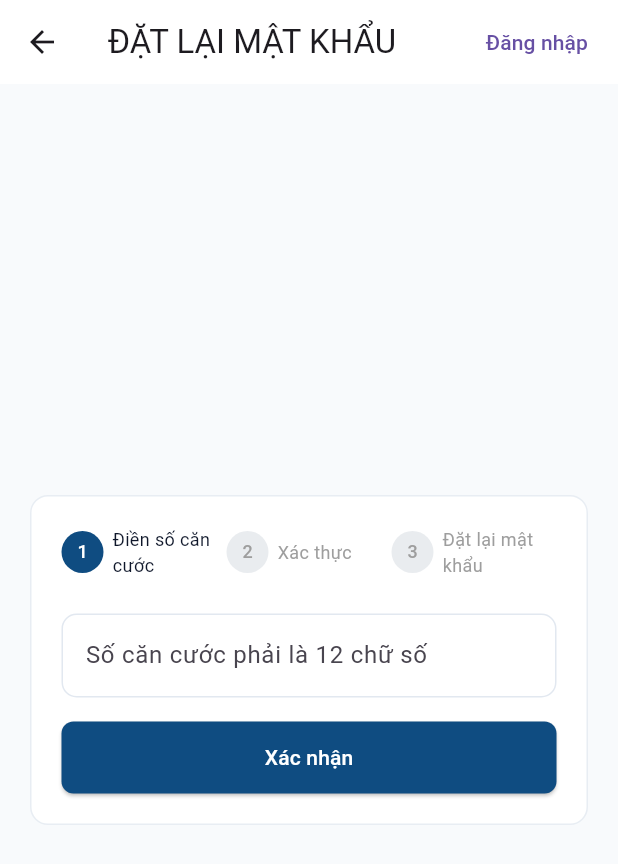
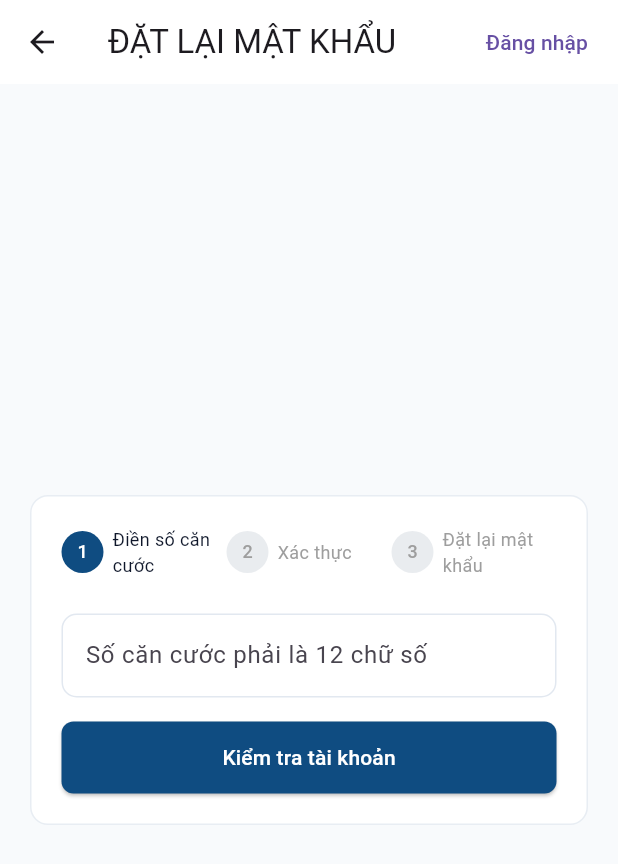
Before and after one commit to meodihia6071/AptechPrj4_MobileApp_EcoHome, a Flutter app: the ResetPasswordScreen screen opened directly, on a phone screen of 412 x 824 dp. Shown: the top 864 px of the screen. Run offline on Flutter 3.47's test engine with Material 3 defaults, Android fonts, the phone set to English and light mode, and no system bars.

Commit message:
feat(auth): improve password reset account flow

```diff
--- a/ecohome_app/lib/features/auth/presentation/screens/reset_password_screen.dart
+++ b/ecohome_app/lib/features/auth/presentation/screens/reset_password_screen.dart
@@ -26,6 +26,7 @@ class _ResetPasswordScreenState extends State<ResetPasswordScreen> {
   bool _loading = false;
   bool _hidePassword = true;
   bool _hideConfirm = true;
+  bool _accountExists = false;
   String _email = '';
   Timer? _timer;
 
@@ -55,6 +56,10 @@ class _ResetPasswordScreenState extends State<ResetPasswordScreen> {
       await action();
     } on ApiException catch (error) {
       if (mounted) _showMessage(error.message);
+    } catch (_) {
+      if (mounted) {
+        _showMessage('Đã xảy ra lỗi. Vui lòng kiểm tra kết nối và thử lại.');
+      }
     } finally {
       if (mounted) setState(() => _loading = false);
     }
@@ -65,12 +70,20 @@ class _ResetPasswordScreenState extends State<ResetPasswordScreen> {
     await _run(() async {
       final identity = _identityController.text.trim();
       final email = await _api.checkAccount(identity);
-      await _api.requestOtp(email);
       if (!mounted) return;
       setState(() {
         _email = email;
-        _step = 1;
+        _accountExists = true;
       });
+    });
+  }
+
+  Future<void> _startResetPassword() async {
+    if (!_accountExists || _email.isEmpty) return;
+    await _run(() async {
+      await _api.requestOtp(_email);
+      if (!mounted) return;
+      setState(() => _step = 1);
       _startTimer();
     });
   }
@@ -193,10 +206,58 @@ class _ResetPasswordScreenState extends State<ResetPasswordScreen> {
             ],
             decoration: _decoration('Số căn cước phải là 12 chữ số'),
             validator: _identityValidator,
+            onChanged: (_) {
+              if (_accountExists) {
+                setState(() {
+                  _accountExists = false;
+                  _email = '';
+                });
+              }
+            },
             onFieldSubmitted: (_) => _submitIdentity(),
           ),
           const SizedBox(height: 16),
-          _button('Xác nhận', _submitIdentity),
+          _button(
+            _accountExists ? 'Kiểm tra lại' : 'Kiểm tra tài khoản',
+            _submitIdentity,
+          ),
+          if (_accountExists) ...[
+            const SizedBox(height: 16),
+            Container(
+              padding: const EdgeInsets.all(16),
+              decoration: BoxDecoration(
+                color: Colors.green.shade50,
+                borderRadius: BorderRadius.circular(10),
+                border: Border.all(color: Colors.green.shade200),
+              ),
+              child: Column(
+                crossAxisAlignment: CrossAxisAlignment.stretch,
+                children: [
+                  Row(
+                    children: [
+                      Icon(
+                        Icons.check_circle_outline,
+                        color: Colors.green.shade700,
+                      ),
+                      const SizedBox(width: 10),
+                      const Expanded(
+                        child: Text(
+                          'Tài khoản đã tồn tại',
+                          style: TextStyle(fontWeight: FontWeight.w600),
+                        ),
+                      ),
+                    ],
+                  ),
+                  const SizedBox(height: 8),
+                  const Text(
+                    'Bạn có thể tiếp tục để nhận mã OTP qua email và đặt lại mật khẩu.',
+                  ),
+                  const SizedBox(height: 14),
+                  _button('Đặt lại mật khẩu', _startResetPassword),
+                ],
+              ),
+            ),
+          ],
         ],
       );
     }
```
Also changed, not shown: ecohome_app/lib/features/auth/data/auth_api.dart (+19 -2 lines).
